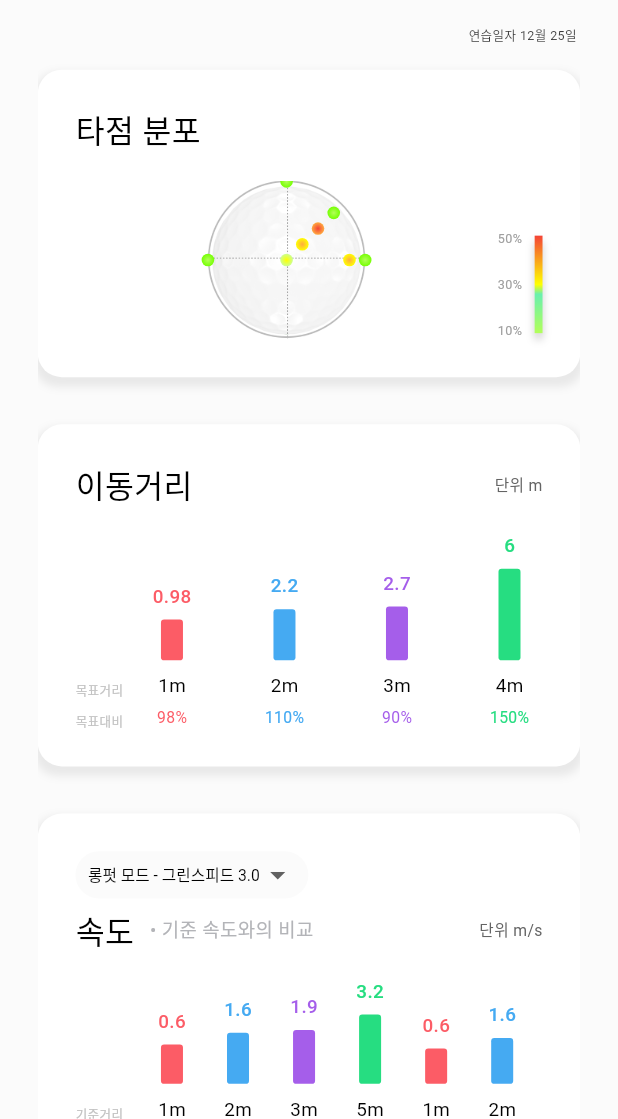
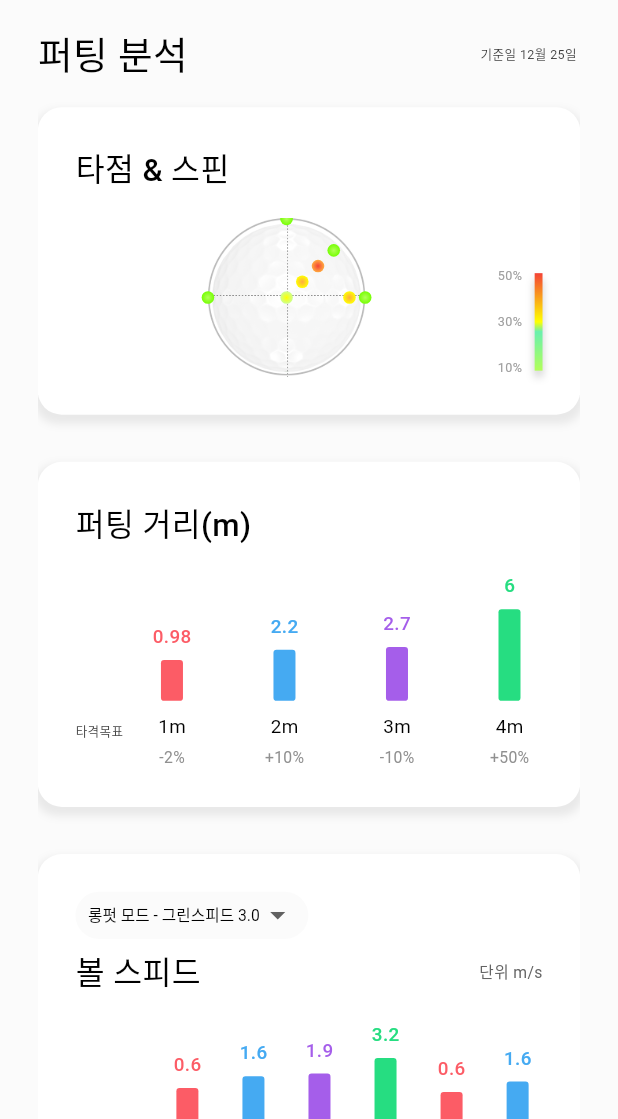
Before and after one commit to rkskdldl/ginovo_v2, a Flutter app: the screen it shows after launch, on a phone screen of 412 x 824 dp, the part 117-1236 px from its top. Run offline on Flutter 3.47's test engine with Material 3 defaults, Android fonts, the light colour scheme and no system bars; our stand-ins replace flutter_screenutil; missing offline and left inert: flutter_inappwebview.

Commit message:
홈 화면 일부 텍스트 변경

```diff
--- a/lib/presentation/pages/home/home_page.dart
+++ b/lib/presentation/pages/home/home_page.dart
@@ -34,21 +34,31 @@ class _HomePageState extends State<HomePage> {
                   ),),
                 ),
                 SizedBox(height: 16.w,),
-                Align(
-                  alignment: Alignment.centerRight,
-                  child: Text("연습일자 12월 25일 ",
+                Row(
+                  children: [
+                    Expanded(
+                      child: Text("퍼팅 분석",
+                        style: TextStyle(
+                            fontWeight:FontWeight.w500,
+                            fontSize: 24.sp,
+                            color: Color(0xff000000)
+                        ),
+                      ),
+                    ),
+                    Text("기준일 12월 25일 ",
                       style: TextStyle(
                         fontWeight:FontWeight.normal,
                         fontSize: 8.sp,
                         color: Color(0xff3A3A3A)
                       ),
                     ),
+                  ],
                 ),
                 SizedBox(height: 16.w,),
                 PanelContainer(
                     titleWidget: Align(
                       alignment: Alignment.centerLeft,
-                      child: Text("타점 분포",
+                      child: Text("타점 & 스핀",
                         style: TextStyle(
                           fontSize: 20.sp,
                           color: const Color(0xff000000),
@@ -102,24 +112,15 @@ class _HomePageState extends State<HomePage> {
                     )),
                 SizedBox(height: 30.w,),
                 PanelContainer(
-                    titleWidget: Row(
-                      children: [
-                        Text("이동거리",
+                    titleWidget: Align(
+                      alignment: Alignment.centerLeft,
+                      child: Text("퍼팅 거리(m)",
                         style: TextStyle(
                           fontSize: 20.sp,
                           color: const Color(0xff000000),
                           fontWeight: FontWeight.w500,
                         ),
                       ),
-                        Spacer(),
-                        Text("단위 m",
-                          style: TextStyle(
-                            fontSize: 10.sp,
-                            color: Color(0xff646464),
-
-                          ),
-                        )
-                      ],
                     ),
                     childWidget:Container(
                       child:Row(
@@ -128,19 +129,19 @@ class _HomePageState extends State<HomePage> {
                           Column(
                             crossAxisAlignment: CrossAxisAlignment.end,
                             children: [
-                              Text("목표거리",
+                              Text("타격목표",
                               style: TextStyle(
                                 fontSize:8.sp,
                                 fontWeight: FontWeight.w500,
-                                color: Color(0xffC3C3C3),
+                                color: Color(0xff474747),
                               ),
                               ),
                               SizedBox(height: 8.w,),
-                              Text("목표대비",
+                              Text("",
                                 style: TextStyle(
                                   fontSize:8.sp,
                                   fontWeight: FontWeight.w500,
-                                  color: Color(0xffC3C3C3),
+                                  color: Color(0xff474747),
                                 ),
                               ),
                             ],
@@ -190,19 +191,11 @@ class _HomePageState extends State<HomePage> {
                         SizedBox(height: 6.w,),
                         Row(
                           children: [
-                            Text("속도",
+                            Text("볼 스피드",
                               style: TextStyle(
                                 fontSize: 20.sp,
                                 color: const Color(0xff000000),
                                 fontWeight: FontWeight.w500,
-                              ),
-                            ),
-                            SizedBox(width: 10.w,),
-                            Text("• 기준 속도와의 비교",
-                            style: TextStyle(
-                              fontSize: 12.sp,
-                              color: Color(0xffB3B4B8),
-
                               ),
                             ),
                             Spacer(),
@@ -222,21 +215,21 @@ class _HomePageState extends State<HomePage> {
                         crossAxisAlignment: CrossAxisAlignment.end,
                         children: [
                           Column(
-                            crossAxisAlignment: CrossAxisAlignment.end,
+                            crossAxisAlignment: CrossAxisAlignment.center,
                             children: [
-                              Text("기준거리",
+                              Text("목표거리",
                                 style: TextStyle(
                                   fontSize:8.sp,
                                   fontWeight: FontWeight.w500,
-                                  color: Color(0xffC3C3C3),
+                                  color: Color(0xff474747),
                                 ),
                               ),
                               SizedBox(height: 8.w,),
-                              Text("기준속도",
+                              Text("기준 스피드",
                                 style: TextStyle(
                                   fontSize:8.sp,
                                   fontWeight: FontWeight.w500,
-                                  color: Color(0xffC3C3C3),
+                                  color: Color(0xff474747),
                                 ),
                               ),
                             ],
@@ -276,7 +269,7 @@ class _HomePageState extends State<HomePage> {
                 PanelContainer(
                     titleWidget: Align(
                       alignment: Alignment.centerLeft,
-                      child: Text("퍼터 페이스 각도",
+                      child: Text("페이스 각",
                         style: TextStyle(
                           fontSize: 20.sp,
                           color: const Color(0xff000000),
@@ -291,7 +284,9 @@ class _HomePageState extends State<HomePage> {
                             children: [
                               AngleGradientVisualization(
                                   width: 300.w,height: 300.w,
-                                  angles:[-90,-75,-60,-45,-30,-15,0,0,0,0,15,30,45,60,75,90]),
+                                  angles:[-90,-75,-60,-45,-30,-15,0,0,0,0,15,30,45,60,75,90,
+                                  -45,-45
+                                  ]),
                               Positioned(
                                   left: 0,
                                   right: 0,
--- a/lib/presentation/widgets/distance_bar_widget.dart
+++ b/lib/presentation/widgets/distance_bar_widget.dart
@@ -21,7 +21,7 @@ class _DistanceBarWidgetState extends State<DistanceBarWidget> {
   @override
   Widget build(BuildContext context) {
     final targetColor = colorList.elementAt(widget.index%4);
-    final targetPercent = (widget.realDistance/widget.baseDistance*100);
+    final targetPercent = ((widget.realDistance/widget.baseDistance*100)-100);
     return Container(
       width: 42.w,
       child: Column(
@@ -52,11 +52,11 @@ class _DistanceBarWidgetState extends State<DistanceBarWidget> {
             ),
           ),
           SizedBox(height: 4.w,),
-          Text("${targetPercent.toStringAsFixed(0)}%",
+          Text("${targetPercent>0?"+":""}${targetPercent.toStringAsFixed(0)}%",
             style: TextStyle(
               fontWeight: FontWeight.normal,
               fontSize: 10.sp,
-              color:targetColor,
+              color:Color(0xff909090),
             ),
           ),
         ],
```
Lines whose indentation alone changed are shown as unchanged.
